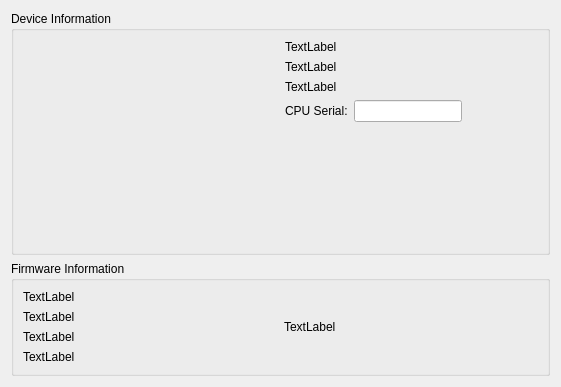
This is ground/openpilotgcs/src/plugins/uploader/runningdevicewidget.ui in openpilot/OpenPilot as Qt 5 draws it before an edit. The edited form follows.
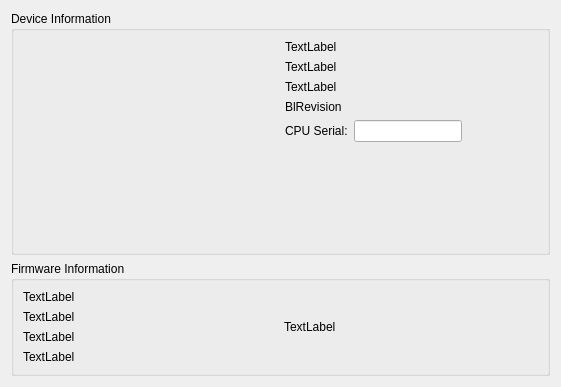
This is the edited form.

Commit message: OP-974 add bootloader revision info in Uploader gadget's Device Information.

```diff
--- a/ground/openpilotgcs/src/plugins/uploader/runningdevicewidget.ui
+++ b/ground/openpilotgcs/src/plugins/uploader/runningdevicewidget.ui
@@ -95,6 +95,19 @@
           </property>
          </widget>
         </item>
+        <item>
+         <widget class="QLabel" name="lblBLRev">
+          <property name="sizePolicy">
+           <sizepolicy hsizetype="Preferred" vsizetype="Fixed">
+            <horstretch>0</horstretch>
+            <verstretch>0</verstretch>
+           </sizepolicy>
+          </property>
+          <property name="text">
+           <string>BlRevision</string>
+          </property>
+         </widget>
+        </item>
         <item>
          <layout class="QHBoxLayout" name="horizontalLayout">
           <item>
```
The commit also changes 3 other files.
